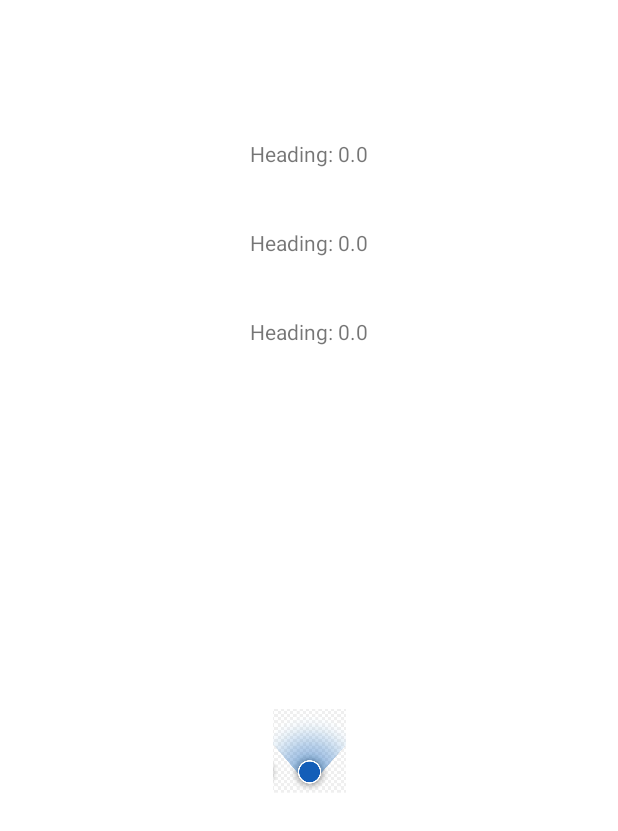
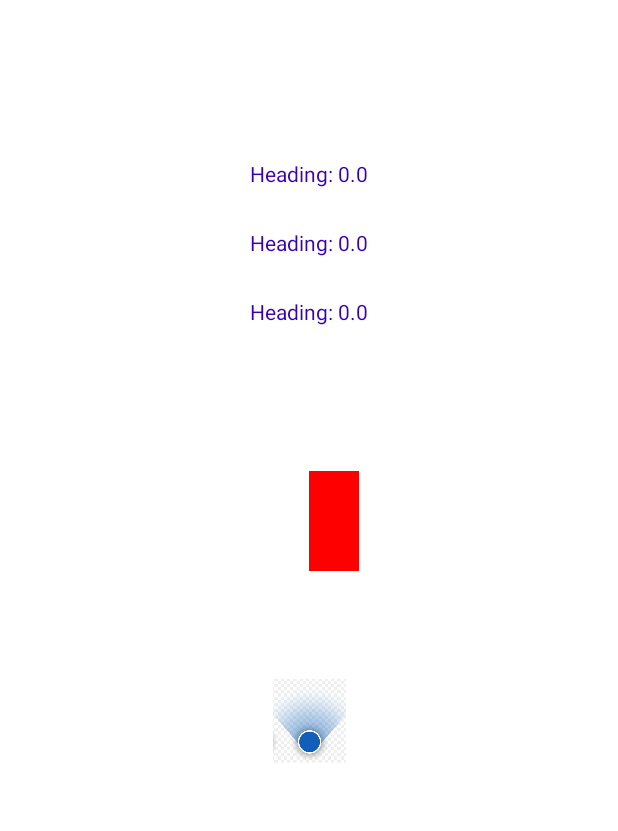
Before and after one commit to anilChouhan-sh/DirectionTrial, an Android app: the screen it shows after launch (MainActivity), on a phone screen of 412 x 824 dp. Shown: the top 831 px of the screen. Run offline under Robolectric (Android 15) with nearby library versions, the phone set to English and light mode, and no system bars.

Commit message:
Rotate canvas

```diff
--- a/app/src/main/java/com/example/compass/CustomView.java
+++ b/app/src/main/java/com/example/compass/CustomView.java
@@ -4,8 +4,10 @@ import android.content.Context;
 import android.graphics.Bitmap;
 import android.graphics.BitmapFactory;
 import android.graphics.Canvas;
+import android.graphics.Color;
 import android.graphics.Matrix;
 import android.graphics.Paint;
+import android.graphics.Rect;
 import android.util.AttributeSet;
 import android.view.View;
 
@@ -49,14 +51,23 @@ public  class CustomView extends View {
         int newWidth = (int) Math.round(bitmapOrg.getWidth()*0.1) ;
         int newHeight = (int) Math.round(bitmapOrg.getHeight()*0.1) ;
         int height = bitmapOrg.getHeight();
+        Paint paint =new Paint() ;
+        paint.setColor(Color.RED);
 
-        canvas.save();
+        Rect rect = new Rect();
+        rect.top = getHeight()/2-250 ;
+        rect.left = getWidth()/2;
+        rect.bottom = getHeight()/2 +100-250;
+        rect.right = getWidth()/2 + 50;
+
+
         matrix.reset();
         matrix.postScale(0.1f, 0.1f) ;
-        matrix.postRotate( Values.DEGREE) ;
+        // matrix.postRotate( Values.DEGREE) ;
         Bitmap bit = Bitmap.createBitmap(bitmapOrg , 0 ,0 ,   width , height , matrix ,true) ;
-        Paint paint =new Paint() ;
-        canvas.drawBitmap(bit ,  getWidth()/2 - newWidth/2 ,getHeight()/2 -newHeight/2,paint);
-        canvas.restore();
+        canvas.drawBitmap(bit,  getWidth()/2 - newWidth/2 ,getHeight()/2 -newHeight/2,null);
+
+        canvas.rotate(Values.DEGREE ,getWidth()/2 ,getHeight()/2);
+        canvas.drawRect(rect,paint);
     }
 }
--- a/app/src/main/res/layout/activity_main.xml
+++ b/app/src/main/res/layout/activity_main.xml
@@ -9,24 +9,27 @@
     android:layout_width="wrap_content"
     android:layout_height="wrap_content"
     android:layout_centerHorizontal="true"
-    android:layout_marginBottom="20dp"
-    android:layout_marginTop="20dp"
+    android:layout_marginBottom="20px"
+        android:textColor="@color/purple_700"
+    android:layout_marginTop="20px"
     android:text="Heading: 0.0" />
     <TextView
         android:id="@+id/tvLatitude"
         android:layout_width="wrap_content"
         android:layout_height="wrap_content"
         android:layout_centerHorizontal="true"
-        android:layout_marginBottom="20dp"
-        android:layout_marginTop="20dp"
+        android:textColor="@color/purple_700"
+        android:layout_marginBottom="20px"
+        android:layout_marginTop="20px"
         android:text="Heading: 0.0" />
     <TextView
         android:id="@+id/tvLongitude"
         android:layout_width="wrap_content"
         android:layout_height="wrap_content"
         android:layout_centerHorizontal="true"
-        android:layout_marginBottom="20dp"
-        android:layout_marginTop="20dp"
+        android:textColor="@color/purple_700"
+        android:layout_marginBottom="20px"
+        android:layout_marginTop="20px"
         android:text="Heading: 0.0" />
 
 <!--    <ImageView-->
```
